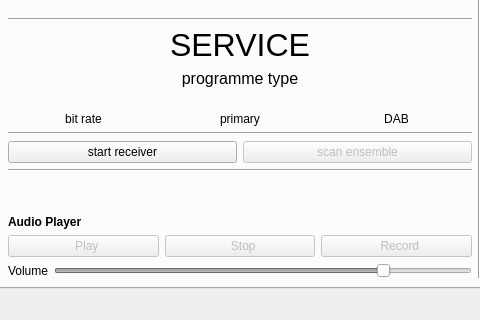
The window that python/GUI/user_frontend.ui (kit-cel/gr-dab) describes before a commit, drawn with Qt 5; both pictures show x 333 to 813 and y 419 to 739 of the 1146 by 739 pixel window.
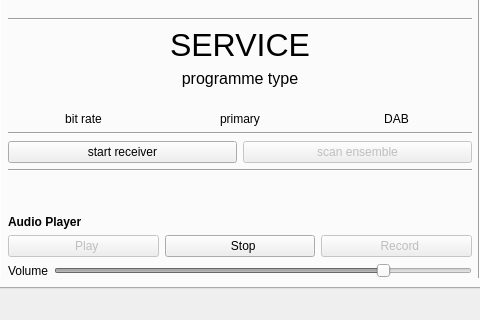
The same window after the commit. The open tabs and pages were chosen to show the change. Icons and pictures are not drawn.

Commit message: GUI: make audio player independed of reception using volume= 0 for STOP and valve block for RECORD

```diff
--- a/python/GUI/user_frontend.ui
+++ b/python/GUI/user_frontend.ui
@@ -858,7 +858,7 @@
               <item>
                <widget class="QPushButton" name="btn_stop">
                 <property name="enabled">
-                 <bool>false</bool>
+                 <bool>true</bool>
                 </property>
                 <property name="text">
                  <string>  Stop</string>
```
Left out of the diff: 2 changed lines with no effect on the pictures. The commit also changes 4 other files.
